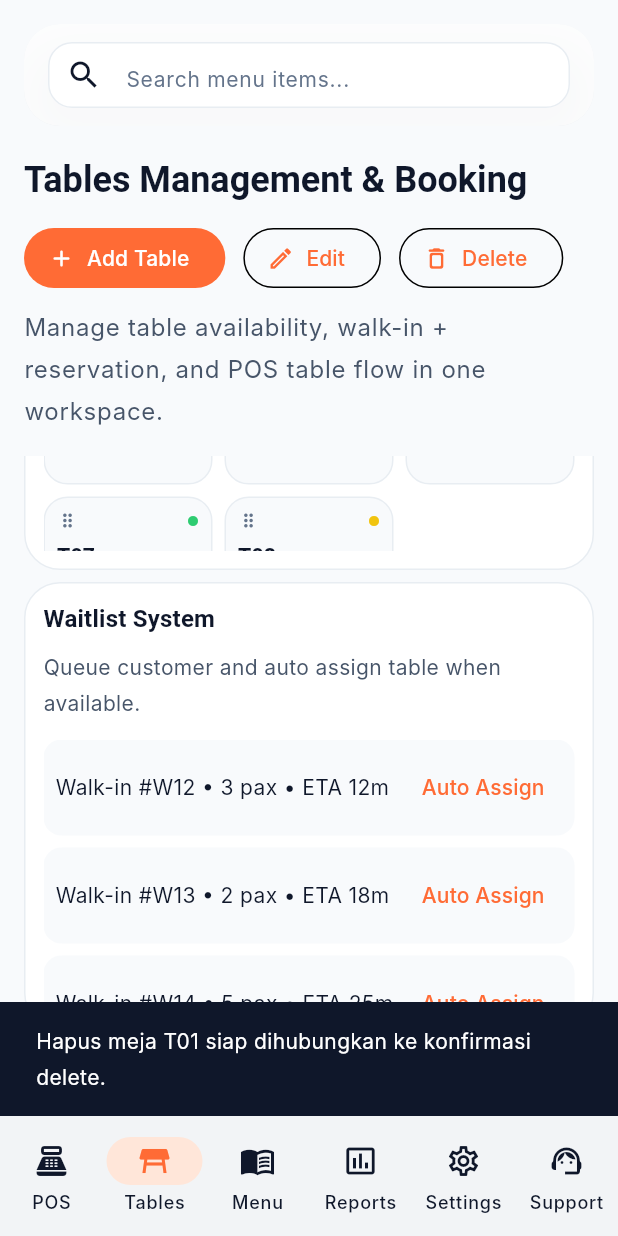
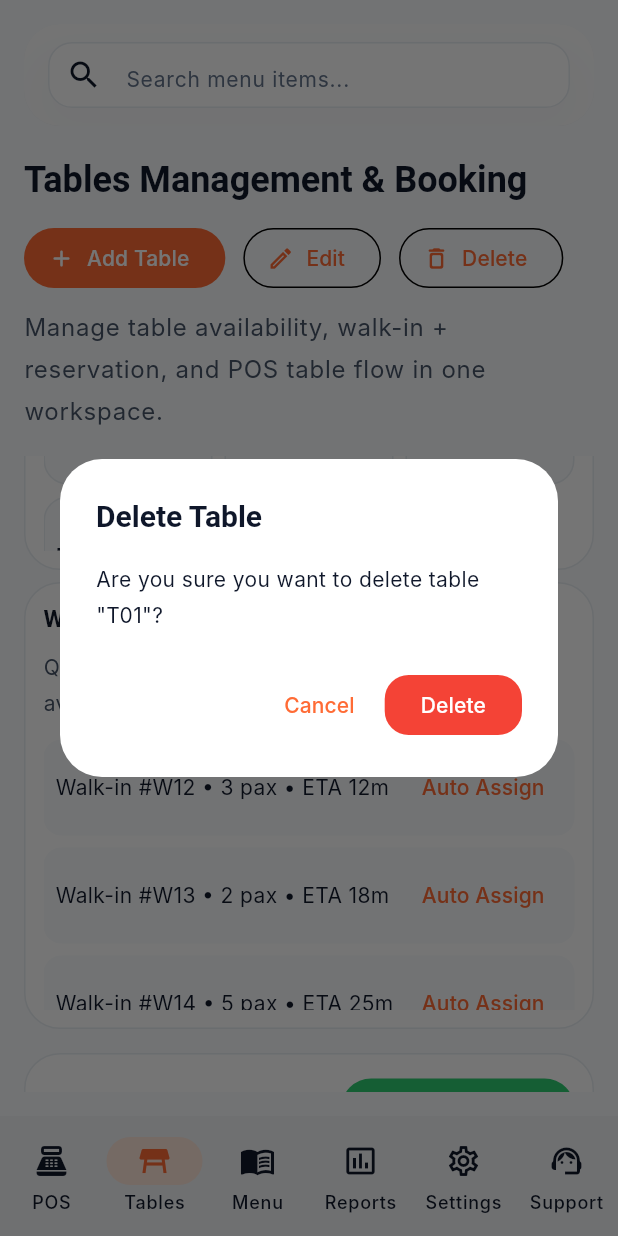
Before and after one commit to Dhegas/fe_gangsta_flutter, a Flutter app: the TableStatusPage screen opened directly, scrolled down 576 dp, after a tap on "Delete", on a phone screen of 412 x 824 dp. Run offline on Flutter 3.47's test engine with Material 3 defaults, Android fonts, the phone set to English and light mode, and no system bars; our stand-ins replace qr_flutter; missing offline and left inert: mobile_scanner; network calls fail; Roboto replaces fonts that are missing (Inter, Plus Jakarta Sans).

Commit message:
feat : mengintegrasi API untuk dining_tables sesuai backend

```diff
--- /dev/null
+++ b/lib/features/merchant/table_management/data/datasources/table_management_local_datasource_impl.dart
@@ -0,0 +1,8 @@
+import 'package:fe_gangsta_flutter/features/merchant/table_management/data/datasources/table_management_local_datasource.dart';
+
+class TableManagementLocalDataSourceImpl implements TableManagementLocalDataSource {
+  @override
+  Future<void> cacheTableSnapshot() async {
+    // Caching logic can be implemented here if needed.
+  }
+}
--- /dev/null
+++ b/lib/features/merchant/table_management/data/datasources/table_management_remote_datasource_impl.dart
@@ -0,0 +1,64 @@
+import 'package:fe_gangsta_flutter/core/services/api_client.dart';
+import 'package:fe_gangsta_flutter/features/merchant/table_management/data/datasources/table_management_remote_datasource.dart';
+import 'package:fe_gangsta_flutter/features/merchant/table_management/data/models/table_model.dart';
+import 'package:fe_gangsta_flutter/features/merchant/table_management/domain/entities/table_status.dart';
+
+class TableManagementRemoteDataSourceImpl implements TableManagementRemoteDataSource {
+  final ApiClient _apiClient = ApiClient();
+
+  @override
+  Future<List<TableModel>> fetchTables() async {
+    final response = await _apiClient.get('/api/v1/dining-tables');
+    if (response != null && response['data'] != null) {
+      final list = response['data'] as List;
+      return list.map((json) => TableModel.fromJson(json as Map<String, dynamic>)).toList();
+    }
+    return [];
+  }
+
+  @override
+  Future<TableStatus> fetchTableStatus(String id) async {
+    try {
+      final response = await _apiClient.get('/api/v1/dining-tables/$id/status');
+      if (response != null && response['data'] != null) {
+        final statusStr = response['data']['status']?.toString();
+        if (statusStr == 'occupied') {
+          return TableStatus.occupied;
+        }
+      }
+    } catch (e) {
+      print('Error fetching status for table $id: $e');
+    }
+    return TableStatus.available;
+  }
+
+  @override
+  Future<TableModel?> createTable(String name) async {
+    final response = await _apiClient.post(
+      '/api/v1/dining-tables',
+      body: {'table_name': name},
+    );
+    if (response != null && response['data'] != null) {
+      return TableModel.fromJson(response['data'] as Map<String, dynamic>);
+    }
+    return null;
+  }
+
+  @override
+  Future<TableModel?> updateTable(String id, String name) async {
+    final response = await _apiClient.put(
+      '/api/v1/dining-tables/$id',
+      body: {'table_name': name},
+    );
+    if (response != null && response['data'] != null) {
+      return TableModel.fromJson(response['data'] as Map<String, dynamic>);
+    }
+    return null;
+  }
+
+  @override
+  Future<bool> deleteTable(String id) async {
+    await _apiClient.delete('/api/v1/dining-tables/$id');
+    return true;
+  }
+}
--- a/lib/features/merchant/table_management/data/repositories/table_management_repository_impl.dart
+++ b/lib/features/merchant/table_management/data/repositories/table_management_repository_impl.dart
@@ -1,5 +1,6 @@
 import 'package:fe_gangsta_flutter/features/merchant/table_management/data/datasources/table_management_local_datasource.dart';
 import 'package:fe_gangsta_flutter/features/merchant/table_management/data/datasources/table_management_remote_datasource.dart';
+import 'package:fe_gangsta_flutter/features/merchant/table_management/domain/entities/table_entity.dart';
 import 'package:fe_gangsta_flutter/features/merchant/table_management/domain/repositories/table_management_repository.dart';
 
 class TableManagementRepositoryImpl implements TableManagementRepository {
@@ -13,7 +14,36 @@ class TableManagementRepositoryImpl implements TableManagementRepository {
 
   @override
   Future<void> syncTables() async {
-    await remoteDataSource.fetchTableSnapshot();
     await localDataSource.cacheTableSnapshot();
   }
+
+  @override
+  Future<List<TableEntity>> getTables() async {
+    final models = await remoteDataSource.fetchTables();
+    final statusFutures = models.map((m) => remoteDataSource.fetchTableStatus(m.id)).toList();
+    final statuses = await Future.wait(statusFutures);
+
+    final List<TableEntity> entities = [];
+    for (int i = 0; i < models.length; i++) {
+      entities.add(models[i].toEntity().copyWith(status: statuses[i]));
+    }
+    return entities;
+  }
+
+  @override
+  Future<TableEntity?> createTable(String name) async {
+    final model = await remoteDataSource.createTable(name);
+    return model?.toEntity();
+  }
+
+  @override
+  Future<TableEntity?> updateTable(String id, String name) async {
+    final model = await remoteDataSource.updateTable(id, name);
+    return model?.toEntity();
+  }
+
+  @override
+  Future<bool> deleteTable(String id) async {
+    return remoteDataSource.deleteTable(id);
+  }
 }
--- a/lib/features/merchant/table_management/domain/entities/table_entity.dart
+++ b/lib/features/merchant/table_management/domain/entities/table_entity.dart
@@ -3,24 +3,28 @@ import 'package:fe_gangsta_flutter/features/merchant/table_management/domain/ent
 class TableEntity {
   const TableEntity({
     required this.id,
+    required this.name,
     required this.capacity,
     required this.status,
     required this.zone,
   });
 
   final String id;
+  final String name;
   final int capacity;
   final TableStatus status;
   final String zone;
 
   TableEntity copyWith({
     String? id,
+    String? name,
     int? capacity,
     TableStatus? status,
     String? zone,
   }) {
     return TableEntity(
       id: id ?? this.id,
+      name: name ?? this.name,
       capacity: capacity ?? this.capacity,
       status: status ?? this.status,
       zone: zone ?? this.zone,
--- a/lib/features/merchant/table_management/domain/repositories/table_management_repository.dart
+++ b/lib/features/merchant/table_management/domain/repositories/table_management_repository.dart
@@ -1,3 +1,9 @@
+import 'package:fe_gangsta_flutter/features/merchant/table_management/domain/entities/table_entity.dart';
+
 abstract class TableManagementRepository {
   Future<void> syncTables();
+  Future<List<TableEntity>> getTables();
+  Future<TableEntity?> createTable(String name);
+  Future<TableEntity?> updateTable(String id, String name);
+  Future<bool> deleteTable(String id);
 }
--- a/lib/features/merchant/table_management/presentation/controllers/table_management_controller.dart
+++ b/lib/features/merchant/table_management/presentation/controllers/table_management_controller.dart
@@ -1,14 +1,105 @@
+import 'package:fe_gangsta_flutter/features/merchant/table_management/domain/entities/table_entity.dart';
 import 'package:fe_gangsta_flutter/features/merchant/table_management/domain/entities/table_status.dart';
 import 'package:fe_gangsta_flutter/features/merchant/table_management/domain/entities/waitlist_entry_entity.dart';
+import 'package:fe_gangsta_flutter/features/merchant/table_management/domain/repositories/table_management_repository.dart';
 import 'package:fe_gangsta_flutter/features/merchant/table_management/presentation/state/table_management_state.dart';
 import 'package:flutter/foundation.dart';
 
 class TableManagementController extends ChangeNotifier {
-  TableManagementController() : _state = TableManagementState.initial();
+  TableManagementController(this._repository) : _state = TableManagementState.initial();
 
+  final TableManagementRepository _repository;
   TableManagementState _state;
 
   TableManagementState get state => _state;
+
+  Future<void> initialize() async {
+    _state = _state.copyWith(isLoading: true);
+    notifyListeners();
+    try {
+      final tablesList = await _repository.getTables();
+      _state = _state.copyWith(
+        tables: tablesList,
+        isLoading: false,
+        selectedTableIndex: 0,
+      );
+    } catch (e) {
+      print('Error initializing tables: $e');
+      _state = _state.copyWith(isLoading: false);
+    }
+    notifyListeners();
+  }
+
+  Future<bool> addTable(String name) async {
+    _state = _state.copyWith(isLoading: true);
+    notifyListeners();
+    try {
+      final newTable = await _repository.createTable(name);
+      if (newTable != null) {
+        final updatedList = List<TableEntity>.from(_state.tables)..add(newTable);
+        _state = _state.copyWith(
+          tables: updatedList,
+          isLoading: false,
+        );
+        notifyListeners();
+        return true;
+      }
+    } catch (e) {
+      print('Error creating table: $e');
+    }
+    _state = _state.copyWith(isLoading: false);
+    notifyListeners();
+    return false;
+  }
+
+  Future<bool> updateTable(String id, String name) async {
+    _state = _state.copyWith(isLoading: true);
+    notifyListeners();
+    try {
+      final updatedTable = await _repository.updateTable(id, name);
+      if (updatedTable != null) {
+        final updatedList = _state.tables.map((t) => t.id == id ? updatedTable : t).toList();
+        _state = _state.copyWith(
+          tables: updatedList,
+          isLoading: false,
+        );
+        notifyListeners();
+        return true;
+      }
+    } catch (e) {
+      print('Error updating table: $e');
+    }
+    _state = _state.copyWith(isLoading: false);
+    notifyListeners();
+    return false;
+  }
+
+  Future<bool> deleteTable(String id) async {
+    _state = _state.copyWith(isLoading: true);
+    notifyListeners();
+    try {
+      final success = await _repository.deleteTable(id);
+      if (success) {
+        final updatedList = _state.tables.where((t) => t.id != id).toList();
+        int newSelectedIndex = _state.selectedTableIndex;
+        if (newSelectedIndex >= updatedList.length) {
+          newSelectedIndex = updatedList.isEmpty ? 0 : updatedList.length - 1;
+        }
+        _state = _state.copyWith(
+          tables: updatedList,
+          selectedTableIndex: newSelectedIndex,
+          isLoading: false,
+        );
+        notifyListeners();
+        return true;
+      }
+    } catch (e) {
+      print('Error deleting table: $e');
+    }
+    _state = _state.copyWith(isLoading: false);
+    notifyListeners();
+    return false;
+  }
 
   void setSelectedZone(String zone) {
     _state = _state.copyWith(selectedZone: zone);
@@ -59,7 +150,7 @@ class TableManagementController extends ChangeNotifier {
     _state = _state.copyWith(tables: tables);
     notifyListeners();
 
-    return 'Table ${_state.currentTable.id} closed. Checkout selesai.';
+    return 'Table ${_state.currentTable.name} closed. Checkout selesai.';
   }
 
   String autoAssignFromWaitlist(WaitlistEntryEntity entry) {
@@ -92,6 +183,6 @@ class TableManagementController extends ChangeNotifier {
     );
     notifyListeners();
 
-    return '${entry.name} di-assign ke meja ${match.id}. ETA ${entry.etaMinutes} menit.';
+    return '${entry.name} di-assign ke meja ${match.name}. ETA ${entry.etaMinutes} menit.';
   }
 }
--- a/lib/features/merchant/table_management/presentation/pages/table_status_page.dart
+++ b/lib/features/merchant/table_management/presentation/pages/table_status_page.dart
@@ -1,6 +1,9 @@
 import 'package:fe_gangsta_flutter/design_system/tokens/app_colors.dart';
 import 'package:fe_gangsta_flutter/design_system/tokens/app_radius.dart';
 import 'package:fe_gangsta_flutter/design_system/tokens/app_spacing.dart';
+import 'package:fe_gangsta_flutter/features/merchant/table_management/data/datasources/table_management_local_datasource_impl.dart';
+import 'package:fe_gangsta_flutter/features/merchant/table_management/data/datasources/table_management_remote_datasource_impl.dart';
+import 'package:fe_gangsta_flutter/features/merchant/table_management/data/repositories/table_management_repository_impl.dart';
 import 'package:fe_gangsta_flutter/features/merchant/table_management/domain/entities/booking_entity.dart';
 import 'package:fe_gangsta_flutter/features/merchant/table_management/domain/entities/table_entity.dart';
 import 'package:fe_gangsta_flutter/features/merchant/table_management/domain/entities/table_status.dart';
@@ -29,7 +32,13 @@ class _TableStatusPageState extends State<TableStatusPage> {
   @override
   void initState() {
     super.initState();
-    _controller = TableManagementController()..addListener(_onControllerChanged);
+    final repository = TableManagementRepositoryImpl(
+      remoteDataSource: TableManagementRemoteDataSourceImpl(),
+      localDataSource: TableManagementLocalDataSourceImpl(),
+    );
+    _controller = TableManagementController(repository)
+      ..addListener(_onControllerChanged)
+      ..initialize();
   }
 
   @override
@@ -146,6 +155,16 @@ class _TableStatusPageState extends State<TableStatusPage> {
           onStatusChanged: _controller.setSelectedStatus,
         ),
         const SizedBox(height: AppSpacing.space3),
+        if (state.isLoading)
+          isCompact
+              ? const SizedBox(
+                  height: 240,
+                  child: Center(child: CircularProgressIndicator()),
+                )
+              : const Expanded(
+                  child: Center(child: CircularProgressIndicator()),
+                )
+        else ...[
           if (isCompact)
             _TableLayoutBoard(
               tables: state.filteredTables,
@@ -163,6 +182,7 @@ class _TableStatusPageState extends State<TableStatusPage> {
                 onSelectTable: _controller.selectTable,
               ),
             ),
+        ],
         if (isCompact)
           const SizedBox(height: AppSpacing.space2),
         if (isCompact)
@@ -221,17 +241,40 @@ class _TableStatusPageState extends State<TableStatusPage> {
   }
 
   void _showAddTableDialog() {
+    final textController = TextEditingController();
     showDialog<void>(
       context: context,
-      builder: (_) => AlertDialog(
+      builder: (context) => AlertDialog(
         title: const Text('Add Table'),
-        content: const Text(
-          'UI ini sudah siap untuk flow Add/Edit/Delete table. Hubungkan ke datasource untuk simpan perubahan.',
+        content: TextField(
+          controller: textController,
+          decoration: const InputDecoration(
+            hintText: 'Enter table name (e.g. T09 or VIP 03)',
+            labelText: 'Table Name',
+          ),
+          autofocus: true,
         ),
         actions: [
           TextButton(
             onPressed: () => Navigator.of(context).pop(),
-            child: const Text('Tutup'),
+            child: const Text('Cancel'),
+          ),
+          ElevatedButton(
+            onPressed: () async {
+              final name = textController.text.trim();
+              if (name.isEmpty) {
+                _showToast('Table name cannot be empty');
+                return;
+              }
+              Navigator.of(context).pop();
+              final success = await _controller.addTable(name);
+              if (success) {
+                _showToast('Table "$name" created successfully');
+              } else {
+                _showToast('Failed to create table "$name"');
+              }
+            },
+            child: const Text('Save'),
           ),
         ],
       ),
@@ -239,11 +282,82 @@ class _TableStatusPageState extends State<TableStatusPage> {
   }
 
   void _showEditTableToast() {
-    _showToast('Edit meja ${_controller.state.currentTable.id} siap dihubungkan ke form update.');
+    final currentTable = _controller.state.currentTable;
+    if (currentTable.id.isEmpty) {
+      _showToast('No table selected');
+      return;
+    }
+    final textController = TextEditingController(text: currentTable.name);
+    showDialog<void>(
+      context: context,
+      builder: (context) => AlertDialog(
+        title: const Text('Edit Table'),
+        content: TextField(
+          controller: textController,
+          decoration: const InputDecoration(
+            labelText: 'Table Name',
+          ),
+          autofocus: true,
+        ),
+        actions: [
+          TextButton(
+            onPressed: () => Navigator.of(context).pop(),
+            child: const Text('Cancel'),
+          ),
+          ElevatedButton(
+            onPressed: () async {
+              final name = textController.text.trim();
+              if (name.isEmpty) {
+                _showToast('Table name cannot be empty');
+                return;
+              }
+              Navigator.of(context).pop();
+              final success = await _controller.updateTable(currentTable.id, name);
+              if (success) {
+                _showToast('Table updated successfully to "$name"');
+              } else {
+                _showToast('Failed to update table');
+              }
+            },
+            child: const Text('Save'),
+          ),
+        ],
+      ),
+    );
   }
 
   void _showDeleteTableToast() {
-    _showToast('Hapus meja ${_controller.state.currentTable.id} siap dihubungkan ke konfirmasi delete.');
+    final currentTable = _controller.state.currentTable;
+    if (currentTable.id.isEmpty) {
+      _showToast('No table selected');
+      return;
+    }
+    showDialog<void>(
+      context: context,
+      builder: (context) => AlertDialog(
+        title: const Text('Delete Table'),
+        content: Text('Are you sure you want to delete table "${currentTable.name}"?'),
+        actions: [
+          TextButton(
+            onPressed: () => Navigator.of(context).pop(),
+            child: const Text('Cancel'),
+          ),
+          ElevatedButton(
+            style: ElevatedButton.styleFrom(backgroundColor: Colors.red),
+            onPressed: () async {
+              Navigator.of(context).pop();
+              final success = await _controller.deleteTable(currentTable.id);
+              if (success) {
+                _showToast('Table "${currentTable.name}" deleted successfully');
+              } else {
+                _showToast('Failed to delete table');
+              }
+            },
+            child: const Text('Delete', style: TextStyle(color: Colors.white)),
+          ),
+        ],
+      ),
+    );
   }
 
   void _showCreateBookingToast() {
@@ -259,11 +373,11 @@ class _TableStatusPageState extends State<TableStatusPage> {
   }
 
   void _showOpenOrderToast() {
-    _showToast('Meja ${_controller.state.currentTable.id} dibuka ke POS order.');
+    _showToast('Meja ${_controller.state.currentTable.name} dibuka ke POS order.');
   }
 
   void _showSplitBillToast() {
-    _showToast('Split bill untuk meja ${_controller.state.currentTable.id} siap diproses.');
+    _showToast('Split bill untuk meja ${_controller.state.currentTable.name} siap diproses.');
   }
 
   void _showMergeTableToast() {
@@ -596,7 +710,7 @@ class _TableTile extends StatelessWidget {
           ),
           const SizedBox(height: 6),
           Text(
-            table.id,
+            table.name,
             style: Theme.of(context).textTheme.titleSmall?.copyWith(fontWeight: FontWeight.w800),
           ),
           const SizedBox(height: 2),
@@ -843,7 +957,7 @@ class _PosIntegrationCard extends StatelessWidget {
           ),
           const SizedBox(height: AppSpacing.space2),
           Text(
-            'Selected: ${selectedTable.id} • ${selectedTable.capacity} pax',
+            'Selected: ${selectedTable.name} • ${selectedTable.capacity} pax',
             style: Theme.of(context).textTheme.bodyMedium?.copyWith(color: AppColors.textSecondary),
           ),
           const SizedBox(height: AppSpacing.space2),
--- a/lib/features/merchant/table_management/presentation/state/table_management_state.dart
+++ b/lib/features/merchant/table_management/presentation/state/table_management_state.dart
@@ -11,19 +11,20 @@ class TableManagementState {
     required this.selectedZone,
     required this.selectedStatus,
     required this.selectedTableIndex,
+    required this.isLoading,
   });
 
   factory TableManagementState.initial() {
     return TableManagementState(
       tables: const [
-        TableEntity(id: 'T01', capacity: 2, status: TableStatus.available, zone: 'Indoor'),
-        TableEntity(id: 'T02', capacity: 4, status: TableStatus.occupied, zone: 'Indoor'),
-        TableEntity(id: 'T03', capacity: 6, status: TableStatus.reserved, zone: 'VIP'),
-        TableEntity(id: 'T04', capacity: 4, status: TableStatus.cleaning, zone: 'Outdoor'),
-        TableEntity(id: 'T05', capacity: 2, status: TableStatus.available, zone: 'Outdoor'),
-        TableEntity(id: 'T06', capacity: 6, status: TableStatus.occupied, zone: 'VIP'),
-        TableEntity(id: 'T07', capacity: 4, status: TableStatus.available, zone: 'Indoor'),
-        TableEntity(id: 'T08', capacity: 2, status: TableStatus.reserved, zone: 'Indoor'),
+        TableEntity(id: 'T01', name: 'T01', capacity: 2, status: TableStatus.available, zone: 'Indoor'),
+        TableEntity(id: 'T02', name: 'T02', capacity: 4, status: TableStatus.occupied, zone: 'Indoor'),
+        TableEntity(id: 'T03', name: 'T03', capacity: 6, status: TableStatus.reserved, zone: 'VIP'),
+        TableEntity(id: 'T04', name: 'T04', capacity: 4, status: TableStatus.cleaning, zone: 'Outdoor'),
+        TableEntity(id: 'T05', name: 'T05', capacity: 2, status: TableStatus.available, zone: 'Outdoor'),
+        TableEntity(id: 'T06', name: 'T06', capacity: 6, status: TableStatus.occupied, zone: 'VIP'),
+        TableEntity(id: 'T07', name: 'T07', capacity: 4, status: TableStatus.available, zone: 'Indoor'),
+        TableEntity(id: 'T08', name: 'T08', capacity: 2, status: TableStatus.reserved, zone: 'Indoor'),
       ],
       bookings: const [
         BookingEntity(
@@ -59,6 +60,7 @@ class TableManagementState {
       selectedZone: 'All',
       selectedStatus: null,
       selectedTableIndex: 0,
+      isLoading: false,
     );
   }
 
@@ -68,6 +70,7 @@ class TableManagementState {
   final String selectedZone;
   final TableStatus? selectedStatus;
   final int selectedTableIndex;
+  final bool isLoading;
 
   List<TableEntity> get filteredTables {
     return tables.where((table) {
@@ -77,7 +80,12 @@ class TableManagementState {
     }).toList();
   }
 
-  TableEntity get currentTable => tables[selectedTableIndex.clamp(0, tables.length - 1)];
+  TableEntity get currentTable {
+    if (tables.isEmpty) {
+      return const TableEntity(id: '', name: 'No Table', capacity: 0, status: TableStatus.available, zone: 'Indoor');
+    }
+    return tables[selectedTableIndex.clamp(0, tables.length - 1)];
+  }
 
   TableManagementState copyWith({
     List<TableEntity>? tables,
@@ -87,6 +95,7 @@ class TableManagementState {
     TableStatus? selectedStatus,
     bool clearSelectedStatus = false,
     int? selectedTableIndex,
+    bool? isLoading,
   }) {
     return TableManagementState(
       tables: tables ?? this.tables,
@@ -95,6 +104,7 @@ class TableManagementState {
       selectedZone: selectedZone ?? this.selectedZone,
       selectedStatus: clearSelectedStatus ? null : (selectedStatus ?? this.selectedStatus),
       selectedTableIndex: selectedTableIndex ?? this.selectedTableIndex,
+      isLoading: isLoading ?? this.isLoading,
     );
   }
 }
```
Also changed, not shown: lib/features/merchant/table_management/data/datasources/table_management_remote_datasource.dart (+8 -1 lines), lib/features/merchant/table_management/data/models/table_model.dart (+28 -1 lines). Lines whose indentation alone changed are shown as unchanged.
